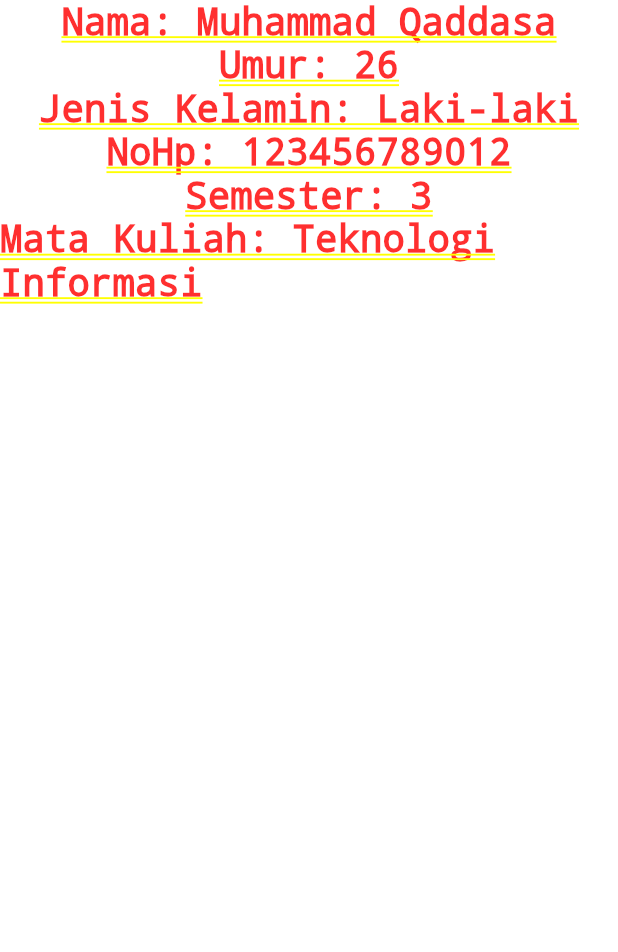
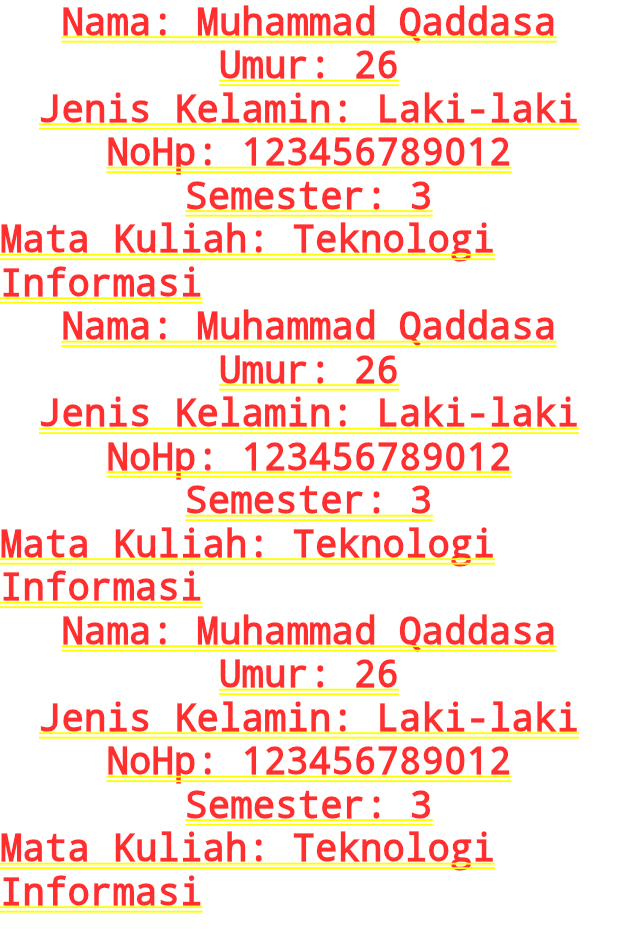
Before and after one commit to MuhammadQaddasa/flutter_11, a Flutter app: the screen it shows after launch, after a tap on "profile", on a phone screen of 412 x 824 dp. Shown: the top 952 px of the screen. Run offline on Flutter 3.47's test engine with Material 3 defaults, Android fonts, the phone set to English and light mode, and no system bars.

Commit message:
commit profile dan tugas

```diff
--- a/lib/Profile.dart
+++ b/lib/Profile.dart
@@ -26,6 +26,26 @@ class _ProfileWidgetState extends State<ProfileWidget> {
   Widget build(BuildContext context) {
     return Column(
       children: [
+        Text("Nama: ${widget.title}", style: TextStyle(fontSize: 25)),
+        Text("Umur: ${widget.umur}", style: TextStyle(fontSize: 25)),
+        Text("Jenis Kelamin: " + widget.jenisKelamin,
+            style: const TextStyle(fontSize: 25)),
+        Text("NoHp: ${widget.nomorHp}",
+            style: const TextStyle(fontSize: 25)),
+        Text("Semester: " + widget.semester.toString(),
+            style: const TextStyle(fontSize: 25)),
+        Text("Mata Kuliah: " + widget.mataKuliah,
+            style: TextStyle(fontSize: 25)),
+        Text("Nama: " + widget.title, style: TextStyle(fontSize: 25)),
+        Text("Umur: " + widget.umur.toString(), style: TextStyle(fontSize: 25)),
+        Text("Jenis Kelamin: " + widget.jenisKelamin,
+            style: TextStyle(fontSize: 25)),
+        Text("NoHp: " + widget.nomorHp.toString(),
+            style: TextStyle(fontSize: 25)),
+        Text("Semester: " + widget.semester.toString(),
+            style: TextStyle(fontSize: 25)),
+        Text("Mata Kuliah: " + widget.mataKuliah,
+            style: TextStyle(fontSize: 25)),
         Text("Nama: " + widget.title, style: TextStyle(fontSize: 25)),
         Text("Umur: " + widget.umur.toString(), style: TextStyle(fontSize: 25)),
         Text("Jenis Kelamin: " + widget.jenisKelamin,
```
Also changed, not shown: lib/Tugas.dart (+4 -4 lines).
